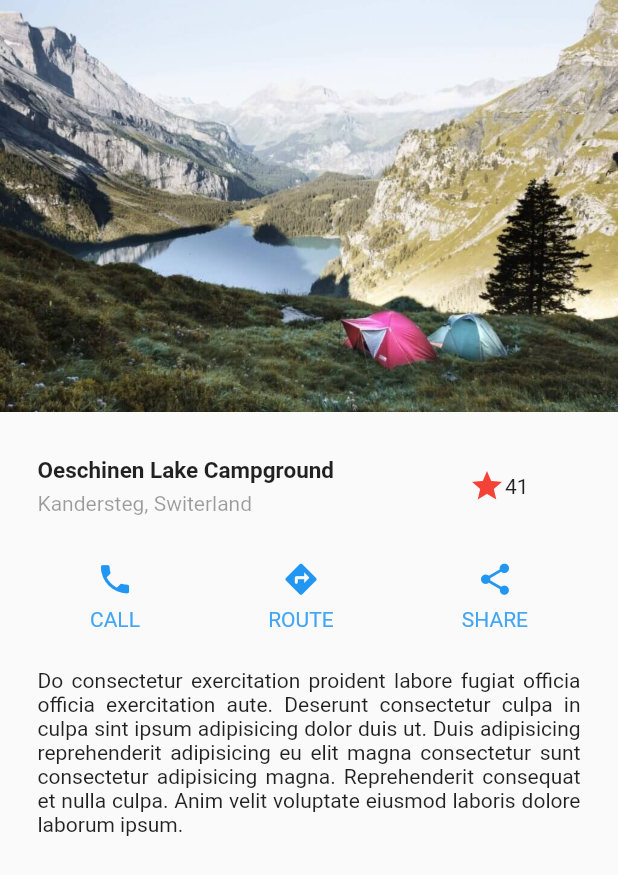
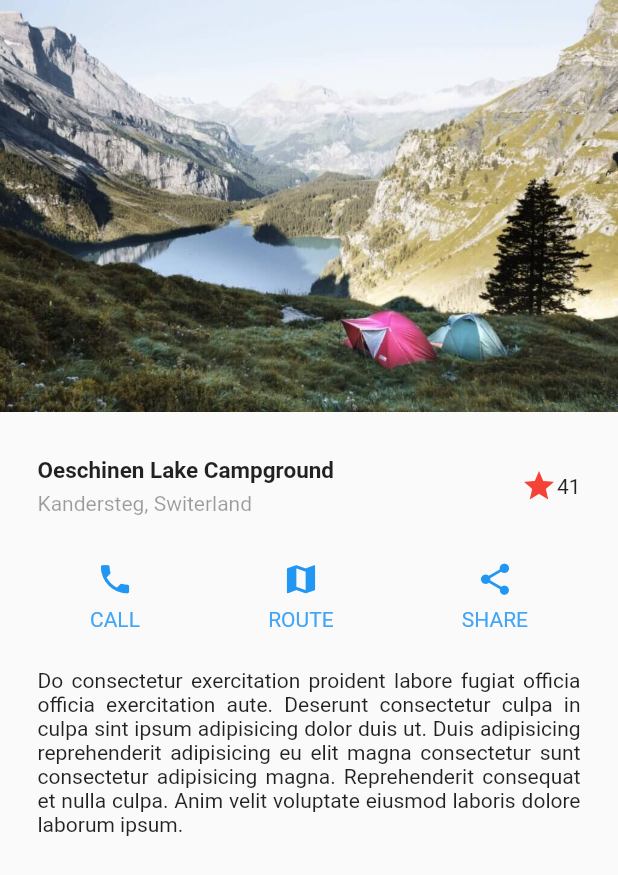
Before and after one commit to Keickd/flutter_designs, a Flutter app: the BasicDesignScreen screen opened by its route, on a phone screen of 412 x 824 dp. Shown: the top 875 px of the screen. Run offline on Flutter 3.47's test engine with Material 2 defaults, Android fonts, the phone set to English and light mode, and no system bars; our stand-ins replace jiffy; network calls fail.

```diff
--- a/designs/lib/screens/basic_design.dart
+++ b/designs/lib/screens/basic_design._screen.dart
@@ -1,7 +1,9 @@
-import 'package:flutter/cupertino.dart';
+import 'package:designs/widgets/widgets.dart';
 import 'package:flutter/material.dart';
 
 class BasicDesignScreen extends StatelessWidget {
+  const BasicDesignScreen({Key? key}) : super(key: key);
+
   @override
   Widget build(BuildContext context) {
     //final size = MediaQuery.of(context).size;
@@ -29,9 +31,9 @@ class _Paragraph extends StatelessWidget {
 
   @override
   Widget build(BuildContext context) {
-    return Padding(
+    return const Padding(
       padding: EdgeInsets.symmetric(horizontal: 25, vertical: 25),
-      child: const Text(
+      child: Text(
         'Do consectetur exercitation proident labore fugiat officia officia exercitation aute. Deserunt consectetur culpa in culpa sint ipsum adipisicing dolor duis ut. Duis adipisicing reprehenderit adipisicing eu elit magna consectetur sunt consectetur adipisicing magna. Reprehenderit consequat et nulla culpa. Anim velit voluptate eiusmod laboris dolore laborum ipsum.',
         textAlign: TextAlign.justify,
       ),
@@ -50,55 +52,10 @@ class _ButtonsCallRouteShare extends StatelessWidget {
       padding: const EdgeInsets.symmetric(horizontal: 60),
       child: Row(
         mainAxisAlignment: MainAxisAlignment.spaceBetween,
-        children: [
-          Column(
-            children: [
-              Icon(
-                Icons.phone,
-                color: Colors.blue[500],
-                size: 25,
-              ),
-              const SizedBox(
-                height: 6,
-              ),
-              Text(
-                'CALL',
-                style: TextStyle(color: Colors.blue[400]),
-              )
-            ],
-          ),
-          Column(
-            children: [
-              Icon(
-                Icons.directions_rounded,
-                color: Colors.blue[500],
-                size: 25,
-              ),
-              const SizedBox(
-                height: 6,
-              ),
-              Text(
-                'ROUTE',
-                style: TextStyle(color: Colors.blue[400]),
-              )
-            ],
-          ),
-          Column(
-            children: [
-              Icon(
-                Icons.share,
-                color: Colors.blue[500],
-                size: 25,
-              ),
-              const SizedBox(
-                height: 6,
-              ),
-              Text(
-                'SHARE',
-                style: TextStyle(color: Colors.blue[400]),
-              )
-            ],
-          )
+        children: const [
+          CustomButton(icon: Icons.phone, name: 'CALL'),
+          CustomButton(icon: Icons.map, name: 'ROUTE'),
+          CustomButton(icon: Icons.share, name: 'SHARE'),
         ],
       ),
     );
@@ -112,7 +69,6 @@ class _TitleSubtitleStar extends StatelessWidget {
 
   @override
   Widget build(BuildContext context) {
-    final size = MediaQuery.of(context).size;
     return Padding(
       padding: const EdgeInsets.symmetric(horizontal: 25, vertical: 30),
       child: Row(
@@ -135,9 +91,7 @@ class _TitleSubtitleStar extends StatelessWidget {
               )
             ],
           ),
-          const SizedBox(
-            width: 90,
-          ),
+          Expanded(child: Container()),
           const Icon(
             Icons.star_sharp,
             color: Colors.red,
--- /dev/null
+++ b/designs/lib/screens/screens.dart
@@ -0,0 +1,2 @@
+export 'package:designs/screens/basic_design._screen.dart';
+export 'package:designs/screens/scroll_design_screen.dart';
--- /dev/null
+++ b/designs/lib/widgets/custom_buttom.dart
@@ -0,0 +1,31 @@
+import 'package:flutter/material.dart';
+
+class CustomButton extends StatelessWidget {
+  final IconData icon;
+  final String name;
+  const CustomButton({
+    Key? key,
+    required this.icon,
+    required this.name,
+  }) : super(key: key);
+
+  @override
+  Widget build(BuildContext context) {
+    return Column(
+      children: [
+        Icon(
+          icon,
+          color: Colors.blue[500],
+          size: 25,
+        ),
+        const SizedBox(
+          height: 6,
+        ),
+        Text(
+          name,
+          style: TextStyle(color: Colors.blue[400]),
+        )
+      ],
+    );
+  }
+}
--- /dev/null
+++ b/designs/lib/widgets/widgets.dart
@@ -0,0 +1 @@
+export 'package:designs/widgets/custom_buttom.dart';
--- a/designs/pubspec.yaml
+++ b/designs/pubspec.yaml
@@ -34,10 +34,13 @@ dependencies:
   # The following adds the Cupertino Icons font to your application.
   # Use with the CupertinoIcons class for iOS style icons.
   cupertino_icons: ^1.0.2
+  http: ^0.13.5
+  jiffy: ^5.0.0
 
 dev_dependencies:
   flutter_test:
     sdk: flutter
+
 
   # The "flutter_lints" package below contains a set of recommended lints to
   # encourage good coding practices. The lint set provided by the package is
```
Also changed, not shown: designs/lib/main.dart (+7 -4 lines), designs/lib/models/weather.dart (added, +263 -0 lines), designs/lib/provider/weather_provider.dart (added, +28 -0 lines), designs/lib/screens/scroll_design_screen.dart (added, +121 -0 lines), designs/assets/scroll-1.png (added), designs/pubspec.lock.
